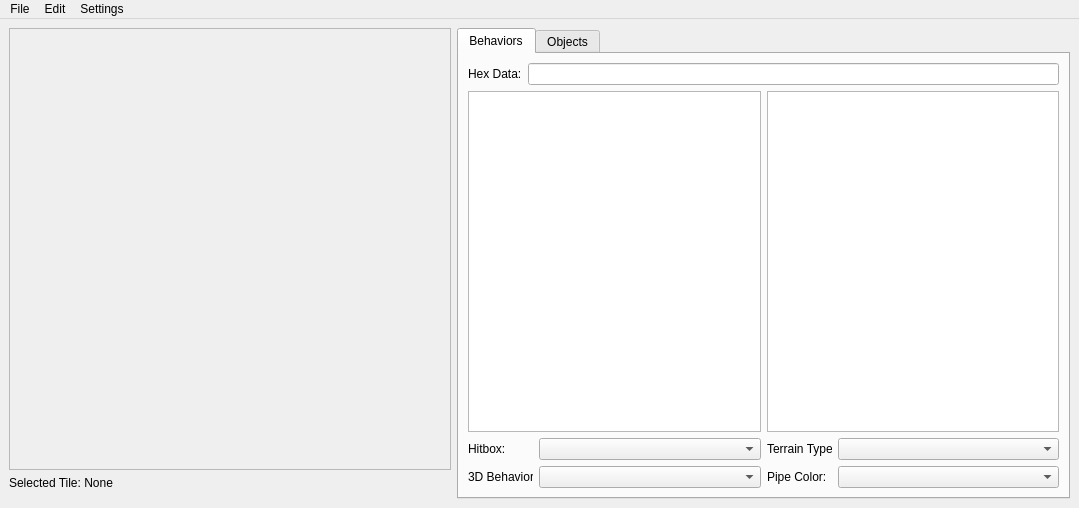
Qt form tileseteditorwindow.ui (ExplosBlue/CoinKiller) before a commit.
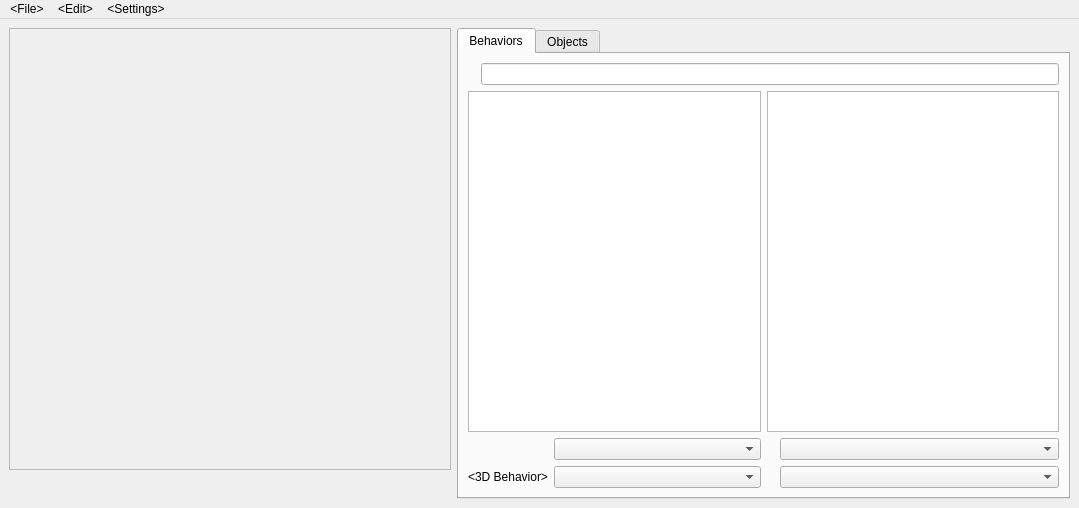
The same form after that commit. The open tabs and pages were chosen to show the change.

What changed in the file:
```diff
--- a/tileseteditorwindow.ui
+++ b/tileseteditorwindow.ui
@@ -76,7 +76,7 @@
          </sizepolicy>
         </property>
         <property name="text">
-         <string>Selected Tile: None</string>
+         <string>&lt;Selected Tile&gt;</string>
         </property>
        </widget>
       </item>
@@ -110,7 +110,7 @@
           <item>
            <widget class="QLabel" name="label">
             <property name="text">
-             <string>Hex Data:</string>
+             <string>&lt;Hex Data&gt;</string>
             </property>
            </widget>
           </item>
@@ -127,7 +127,7 @@
          </layout>
         </item>
         <item>
-         <layout class="QHBoxLayout" name="horizontalLayout_7">
+         <layout class="QHBoxLayout" name="horizontalLayout_3">
           <item>
            <layout class="QVBoxLayout" name="verticalLayout">
             <item>
@@ -144,54 +144,76 @@
              </widget>
             </item>
             <item>
-             <layout class="QHBoxLayout" name="horizontalLayout_4">
-              <item>
-               <widget class="QLabel" name="label_3">
+             <layout class="QGridLayout" name="gridLayout_2">
+              <item row="0" column="0">
+               <widget class="QLabel" name="hitboxLabel">
+                <property name="sizePolicy">
+                 <sizepolicy hsizetype="Minimum" vsizetype="Preferred">
+                  <horstretch>0</horstretch>
+                  <verstretch>0</verstretch>
+                 </sizepolicy>
+                </property>
                 <property name="minimumSize">
                  <size>
-                  <width>65</width>
+                  <width>0</width>
                   <height>0</height>
                  </size>
                 </property>
                 <property name="maximumSize">
                  <size>
-                  <width>65</width>
+                  <width>16777215</width>
                   <height>16777215</height>
                  </size>
                 </property>
                 <property name="text">
-                 <string>Hitbox:</string>
+                 <string>&lt;Hitbox&gt;</string>
                 </property>
                </widget>
               </item>
-              <item>
-               <widget class="QComboBox" name="hitBoxComboBox"/>
+              <item row="0" column="1">
+               <widget class="QComboBox" name="hitBoxComboBox">
+                <property name="sizePolicy">
+                 <sizepolicy hsizetype="MinimumExpanding" vsizetype="Fixed">
+                  <horstretch>0</horstretch>
+                  <verstretch>0</verstretch>
+                 </sizepolicy>
+                </property>
+               </widget>
               </item>
-             </layout>
-            </item>
-            <item>
-             <layout class="QHBoxLayout" name="horizontalLayout_5">
-              <item>
-               <widget class="QLabel" name="label_4">
+              <item row="1" column="0">
+               <widget class="QLabel" name="behavior3dLabel">
+                <property name="sizePolicy">
+                 <sizepolicy hsizetype="Minimum" vsizetype="Preferred">
+                  <horstretch>0</horstretch>
+                  <verstretch>0</verstretch>
+                 </sizepolicy>
+                </property>
                 <property name="minimumSize">
                  <size>
-                  <width>65</width>
+                  <width>0</width>
                   <height>0</height>
                  </size>
                 </property>
                 <property name="maximumSize">
                  <size>
-                  <width>65</width>
+                  <width>16777215</width>
                   <height>16777215</height>
                  </size>
                 </property>
                 <property name="text">
-                 <string>3D Behavior:</string>
+                 <string>&lt;3D Behavior&gt;</string>
                 </property>
                </widget>
               </item>
-              <item>
-               <widget class="QComboBox" name="depthComboBox"/>
+              <item row="1" column="1">
+               <widget class="QComboBox" name="depthComboBox">
+                <property name="sizePolicy">
+                 <sizepolicy hsizetype="MinimumExpanding" vsizetype="Fixed">
+                  <horstretch>0</horstretch>
+                  <verstretch>0</verstretch>
+                 </sizepolicy>
+                </property>
+               </widget>
               </item>
              </layout>
             </item>
@@ -213,57 +235,78 @@
              </widget>
             </item>
             <item>
-             <layout class="QHBoxLayout" name="horizontalLayout_3">
-              <item>
-               <widget class="QLabel" name="label_2">
+             <layout class="QGridLayout" name="gridLayout_3">
+              <item row="0" column="0">
+               <widget class="QLabel" name="terrainTypeLabel">
+                <property name="sizePolicy">
+                 <sizepolicy hsizetype="Minimum" vsizetype="Preferred">
+                  <horstretch>0</horstretch>
+                  <verstretch>0</verstretch>
+                 </sizepolicy>
+                </property>
                 <property name="minimumSize">
                  <size>
-                  <width>65</width>
+                  <width>0</width>
                   <height>0</height>
                  </size>
                 </property>
                 <property name="maximumSize">
                  <size>
-                  <width>65</width>
+                  <width>16777215</width>
                   <height>16777215</height>
                  </size>
                 </property>
                 <property name="text">
-                 <string>Terrain Type:</string>
+                 <string>&lt;Terrain Type&gt;</string>
                 </property>
                </widget>
               </item>
-              <item>
-               <widget class="QComboBox" name="terrainTypeComboBox"/>
+              <item row="0" column="1">
+               <widget class="QComboBox" name="terrainTypeComboBox">
+                <property name="sizePolicy">
+                 <sizepolicy hsizetype="MinimumExpanding" vsizetype="Fixed">
+                  <horstretch>0</horstretch>
+                  <verstretch>0</verstretch>
+                 </sizepolicy>
+                </property>
+               </widget>
               </item>
-             </layout>
-            </item>
-            <item>
-             <layout class="QHBoxLayout" name="horizontalLayout_6">
-              <item>
-               <widget class="QLabel" name="label_5">
+              <item row="1" column="0">
+               <widget class="QLabel" name="pipeColorLabel">
+                <property name="sizePolicy">
+                 <sizepolicy hsizetype="Minimum" vsizetype="Preferred">
+                  <horstretch>0</horstretch>
+                  <verstretch>0</verstretch>
+                 </sizepolicy>
+                </property>
                 <property name="minimumSize">
                  <size>
-                  <width>65</width>
+                  <width>0</width>
                   <height>0</height>
                  </size>
                 </property>
                 <property name="maximumSize">
                  <size>
-                  <width>65</width>
+                  <width>16777215</width>
                   <height>16777215</height>
                  </size>
                 </property>
                 <property name="text">
-                 <string>Pipe Color:</string>
+                 <string>&lt;Pipe Color&gt;</string>
                 </property>
                </widget>
               </item>
-              <item>
+              <item row="1" column="1">
                <widget class="QComboBox" name="pipeColorComboBox">
                 <property name="enabled">
                  <bool>true</bool>
                 </property>
+                <property name="sizePolicy">
+                 <sizepolicy hsizetype="MinimumExpanding" vsizetype="Fixed">
+                  <horstretch>0</horstretch>
+                  <verstretch>0</verstretch>
+                 </sizepolicy>
+                </property>
                </widget>
               </item>
              </layout>
@@ -743,20 +786,20 @@
    </property>
    <widget class="QMenu" name="menuFile">
     <property name="title">
-     <string>File</string>
+     <string>&lt;File&gt;</string>
     </property>
     <addaction name="actionSave"/>
    </widget>
    <widget class="QMenu" name="menuSettings">
     <property name="title">
-     <string>Settings</string>
+     <string>&lt;Settings&gt;</string>
     </property>
     <addaction name="actionSetBackgroundColor"/>
     <addaction name="actionShowObjectMarkers"/>
    </widget>
    <widget class="QMenu" name="menuEdit">
     <property name="title">
-     <string>Edit</string>
+     <string>&lt;Edit&gt;</string>
     </property>
     <addaction name="actionImportImage"/>
     <addaction name="actionExportImage"/>
```
Left out of the diff: 60 changed lines with no effect on the pictures.
